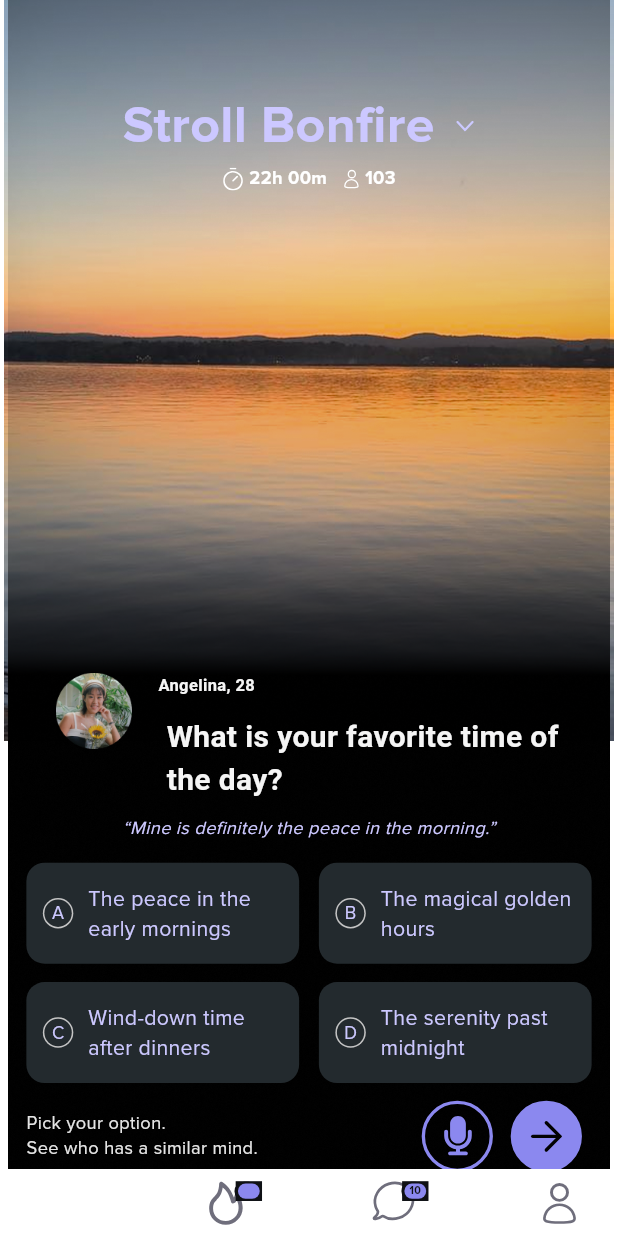
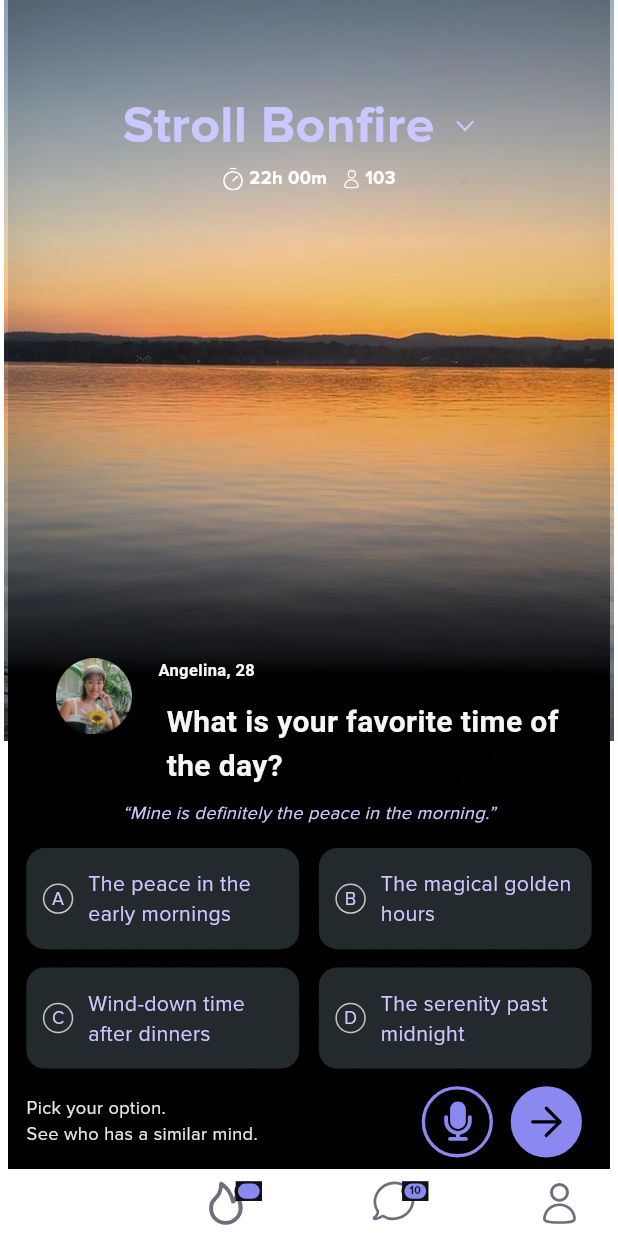
Before and after one commit to Israela608/bonfire_ui, a Flutter app: the screen it shows after launch, on a phone screen of 412 x 824 dp. Run offline on Flutter 3.47's test engine with Material 3 defaults, Android fonts, the phone set to English and light mode, and no system bars; our stand-ins replace equatable, flutter_hooks, flutter_screenutil, flutter_svg, hooks_riverpod, page_transition.

Commit message:
Fixed Card tab space

```diff
--- a/lib/modules/components/card_option_item.dart
+++ b/lib/modules/components/card_option_item.dart
@@ -1,4 +1,3 @@
-
 import 'package:flutter/material.dart';
 import 'package:flutter_screenutil/flutter_screenutil.dart';
 import 'package:stroll_demo/core/utils/app_colors.dart';
@@ -35,9 +34,9 @@ class CardOptionsItem extends StatelessWidget {
           color: AppColor.card,
           border: isSelected
               ? Border.all(
-            width: 2.h,
-            color: AppColor.primary,
-          )
+                  width: 2.h,
+                  color: AppColor.primary,
+                )
               : null,
         ),
         child: Row(
@@ -62,6 +61,7 @@ class CardOptionsItem extends StatelessWidget {
             Expanded(
               child: Text(
                 text,
+                textScaler: TextScaler.noScaling,
                 style: proximaStyle(
                   fontSize: 14,
                   color: AppColor.text4,
--- a/lib/modules/tabs/card_tab.dart
+++ b/lib/modules/tabs/card_tab.dart
@@ -37,12 +37,11 @@ class CardTab extends StatelessWidget {
             fit: BoxFit.cover,
           ),
         ),
-        SingleChildScrollView(
-          child: Column(
+        Column(
           children: [
             59.height,
             HeaderWidget(),
-              316.height,
+            Spacer(),
             Padding(
               padding: EdgeInsets.symmetric(horizontal: 32.w),
               child: Row(
@@ -107,7 +106,6 @@ class CardTab extends StatelessWidget {
             ),
             7.height,
           ],
-          ),
         ),
       ],
     );
```
Lines whose indentation alone changed are shown as unchanged.
